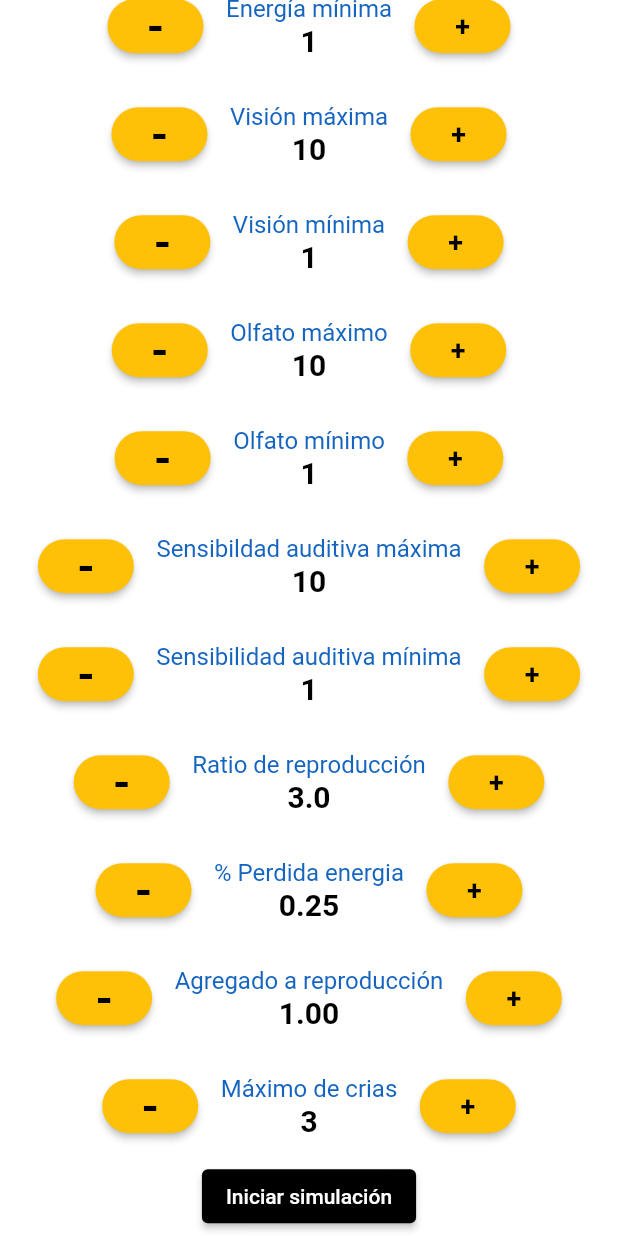
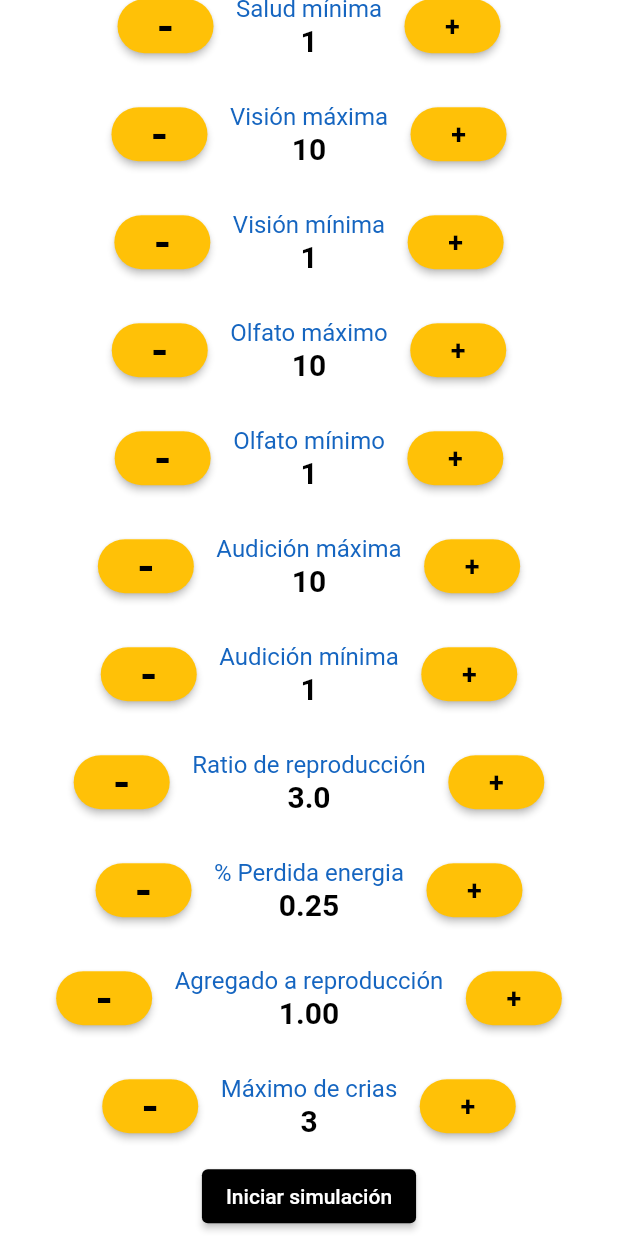
Before and after one commit to RobertoGamaliel/simulacion-caza, a Flutter app: the screen it shows after launch, scrolled down 1616 dp, on a phone screen of 412 x 824 dp. Run offline on Flutter 3.47's test engine with Material 2 defaults, Android fonts, the phone set to English and light mode, and no system bars; our stand-ins replace google_fonts.

Commit message:
Agregado parte del menu inicial de la simulación

```diff
--- a/lib/main.dart
+++ b/lib/main.dart
@@ -468,7 +468,7 @@ class _MyHomePageState extends State<MyHomePage> {
                     }
                   })),
               indicator(
-                  title: "Energía máxima",
+                  title: "Salud máxima",
                   counter: Environment.ua.hunterA.maxHealth.round()),
               plusButton(() => setState(() {
                     if (Environment.ua.hunterA.maxHealth < 10) {
@@ -488,7 +488,7 @@ class _MyHomePageState extends State<MyHomePage> {
                     }
                   })),
               indicator(
-                  title: "Energía mínima",
+                  title: "Salud mínima",
                   counter: Environment.ua.hunterA.minHealth.round()),
               plusButton(() => setState(() {
                     if (Environment.ua.hunterA.minHealth <
@@ -597,7 +597,7 @@ class _MyHomePageState extends State<MyHomePage> {
                     }
                   })),
               indicator(
-                  title: "Sensibildad auditiva máxima",
+                  title: "Audición máxima",
                   counter: Environment.ua.hunterA.maxHearing),
               plusButton(() => setState(() {
                     if (Environment.ua.hunterA.maxHearing < 10) {
@@ -617,7 +617,7 @@ class _MyHomePageState extends State<MyHomePage> {
                     }
                   })),
               indicator(
-                  title: "Sensibilidad auditiva mínima",
+                  title: "Audición mínima",
                   counter: Environment.ua.hunterA.minHearing),
               plusButton(() => setState(() {
                     if (Environment.ua.hunterA.minHearing <
```
Also changed, not shown: lib/Models/Predator.dart (+10 -6 lines).
